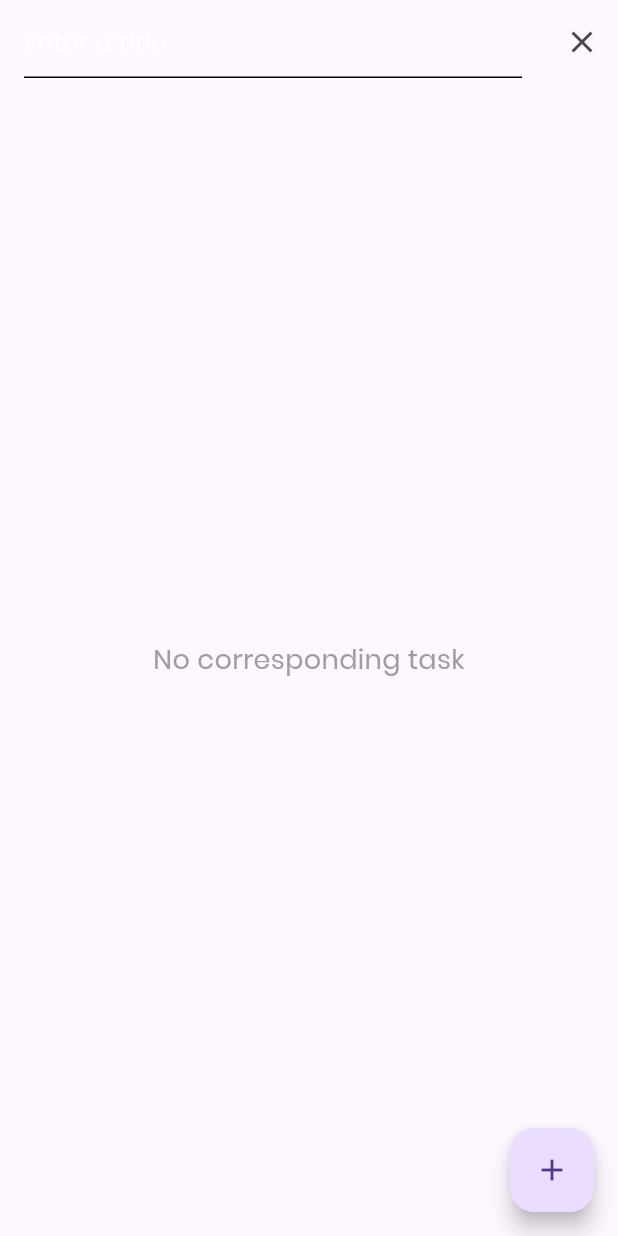
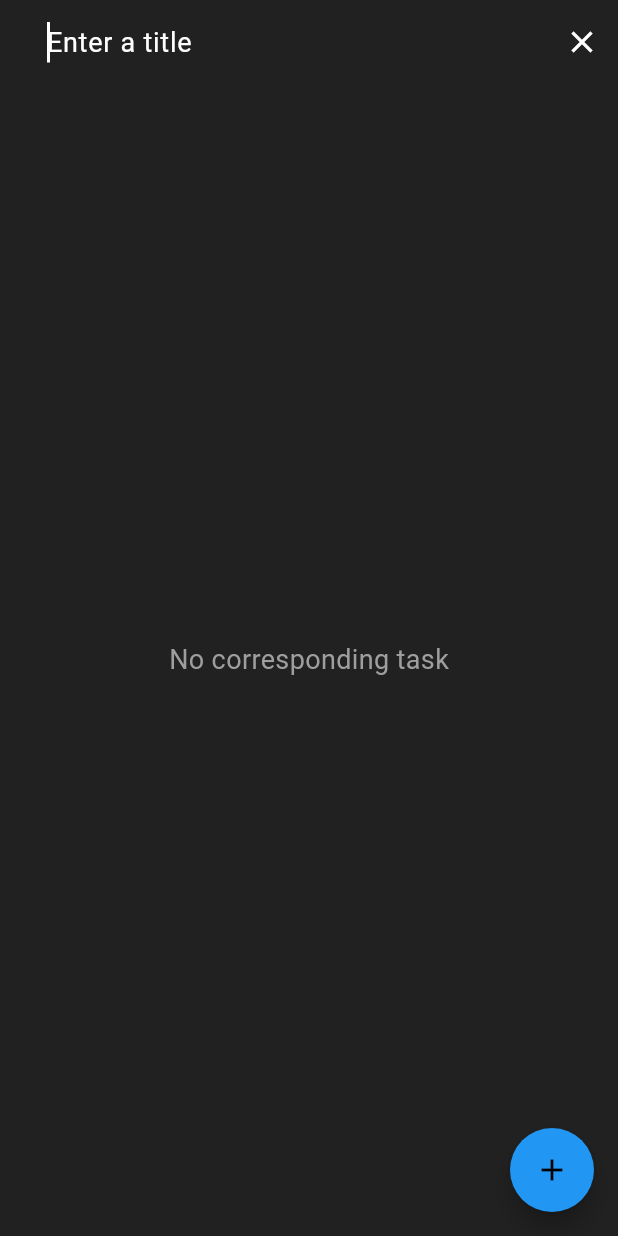
Before and after one commit to aliougga/to_do_list, a Flutter app: the screen it shows after launch, after a tap on the "search" icon, on a phone screen of 412 x 824 dp. Run offline on Flutter 3.47's test engine with Material 3 defaults, Android fonts, the phone set to English and light mode, and no system bars; our stand-ins replace flutter_colorpicker, flutter_local_notifications, permission_handler, sqflite, timezone; accounts and stored records are empty.

```diff
--- a/lib/main.dart
+++ b/lib/main.dart
@@ -3,8 +3,6 @@ import 'package:permission_handler/permission_handler.dart';
 import 'package:to_do_list/screens/home_screen.dart';
 import 'package:timezone/data/latest.dart' as tz;
 import 'package:to_do_list/services/notification_service.dart';
-
-
 
 Future<void> main() async {
   // to ensure all the widgets are initialized.
@@ -33,21 +31,37 @@ class _MyAppState extends State<MyApp> {
     tz.initializeTimeZones();
   }
 
-// Thème clair
-  final ThemeData lightTheme = ThemeData(
-    brightness: Brightness.light,
-    primaryColor: Colors.white,
-    fontFamily: 'Poppins',
-    //accentColor: Colors.black,
+  ThemeData lightTheme = ThemeData.light().copyWith(
+    colorScheme: const ColorScheme.light(
+      primary: Colors.blue,
+      secondary: Colors.blueAccent,
+    ),
+    appBarTheme: const AppBarTheme(
+        backgroundColor: Colors.blue,
+        iconTheme: IconThemeData(color: Colors.white),
+        titleTextStyle: TextStyle(color: Colors.white)),
+    buttonTheme: const ButtonThemeData(
+      buttonColor: Colors.blue,
+      textTheme: ButtonTextTheme.primary,
+    ),
+    iconTheme: const IconThemeData(
+      color: Colors.blue,
+    ),
   );
 
-// Thème sombre
-  final ThemeData darkTheme = ThemeData(
-    brightness: Brightness.dark,
-    primaryColor: Colors.black,
-    fontFamily: 'Poppins',
-
-    //accentColor: Colors.white,
+  ThemeData darkTheme = ThemeData.dark().copyWith(
+    colorScheme: ColorScheme.dark(
+      primary: Colors.blue.shade500,
+    ),
+    appBarTheme: AppBarTheme(
+      backgroundColor: Colors.grey.shade900,
+      elevation: 0,
+    ),
+    scaffoldBackgroundColor: Colors.grey.shade900,
+    iconTheme: IconThemeData(color: Colors.blue.shade400),
+    buttonTheme: ButtonThemeData(
+      colorScheme: ColorScheme.dark(primary: Colors.grey.shade900),
+    ),
   );
 
   @override
@@ -56,7 +70,7 @@ class _MyAppState extends State<MyApp> {
       title: 'Task Tracker App',
       theme: lightTheme,
       darkTheme: darkTheme,
-      themeMode: ThemeMode.system,
+      themeMode: ThemeMode.dark,
       home: const HomeScreen(),
     );
   }
--- a/lib/screens/home_screen.dart
+++ b/lib/screens/home_screen.dart
@@ -72,22 +72,9 @@ class _HomeScreenState extends State<HomeScreen> {
               itemCount: filteredTasks.length,
               itemBuilder: (context, index) {
                 final task = filteredTasks[index];
-                return Dismissible(
-                  key: Key(task.id.toString()),
-                  direction: DismissDirection.endToStart,
-                  background: Container(
-                    color: Colors.red,
-                    alignment: Alignment.centerRight,
-                    padding: const EdgeInsets.only(right: 20),
-                    child: const Icon(
-                      Icons.delete,
-                      color: Colors.white,
-                    ),
-                  ),
-                  onDismissed: (_) => _deleteTask(task),
-                  child: Padding(
+                return Padding(
                   padding:
-                        const EdgeInsets.symmetric(vertical: 8, horizontal: 16),
+                      const EdgeInsets.symmetric(vertical: 2, horizontal: 8),
                   child: TaskItem(
                     task: task,
                     onTap: () => () {},
@@ -95,21 +82,20 @@ class _HomeScreenState extends State<HomeScreen> {
                     onDelete: () => _deleteTask(task),
                     onValid: () => _toggleTaskCompletion(task),
                   ),
-                  ),
                 );
               },
             ),
       floatingActionButton: FloatingActionButton(
         onPressed: _navigateToAddTaskScreen,
+        shape: const CircleBorder(),
         child: const Icon(Icons.add),
       ),
     );
   }
 
-  //Retourne le menu des categories
   Widget _getDropdown() {
     return DropdownButton<TCategory>(
-      dropdownColor: Theme.of(context).primaryColorDark,
+      dropdownColor: Theme.of(context).primaryColor,
       value: selectedCategory,
       icon: const Icon(Icons.arrow_drop_down, color: Colors.white),
       iconSize: 24,
@@ -135,22 +121,21 @@ class _HomeScreenState extends State<HomeScreen> {
     );
   }
 
-  //formulaire de recherche dans l'appBar
   Widget _appBarSearchForm() {
     return TextField(
-      style: const TextStyle(
-        color: Colors.white,
-      ),
+      style: const TextStyle(color: Colors.white, fontSize: 18),
+      autofocus: true,
+      cursorColor: Colors.white,
       decoration: const InputDecoration(
-        //  prefixIcon: const Icon(Icons.search, color: Colors.white),
         hintText: 'Enter a title',
         hintStyle: TextStyle(color: Colors.white),
-        enabledBorder: UnderlineInputBorder(
-          borderSide: BorderSide(),
-        ),
-        focusedBorder: UnderlineInputBorder(
-          borderSide: BorderSide(),
-        ),
+        border: InputBorder.none,
+        focusedBorder: InputBorder.none,
+        enabledBorder: InputBorder.none,
+        errorBorder: InputBorder.none,
+        disabledBorder: InputBorder.none,
+        contentPadding:
+            EdgeInsets.only(left: 15, bottom: 11, top: 11, right: 15),
       ),
       onChanged: (value) {
         setState(() {
```
Also changed, not shown: lib/screens/add_task_screen.dart (+7 -1 lines), lib/screens/edit_task_screen.dart (+7 -1 lines), lib/widgets/task_item.dart (+31 -25 lines), pubspec.lock. Lines whose indentation alone changed are shown as unchanged.
